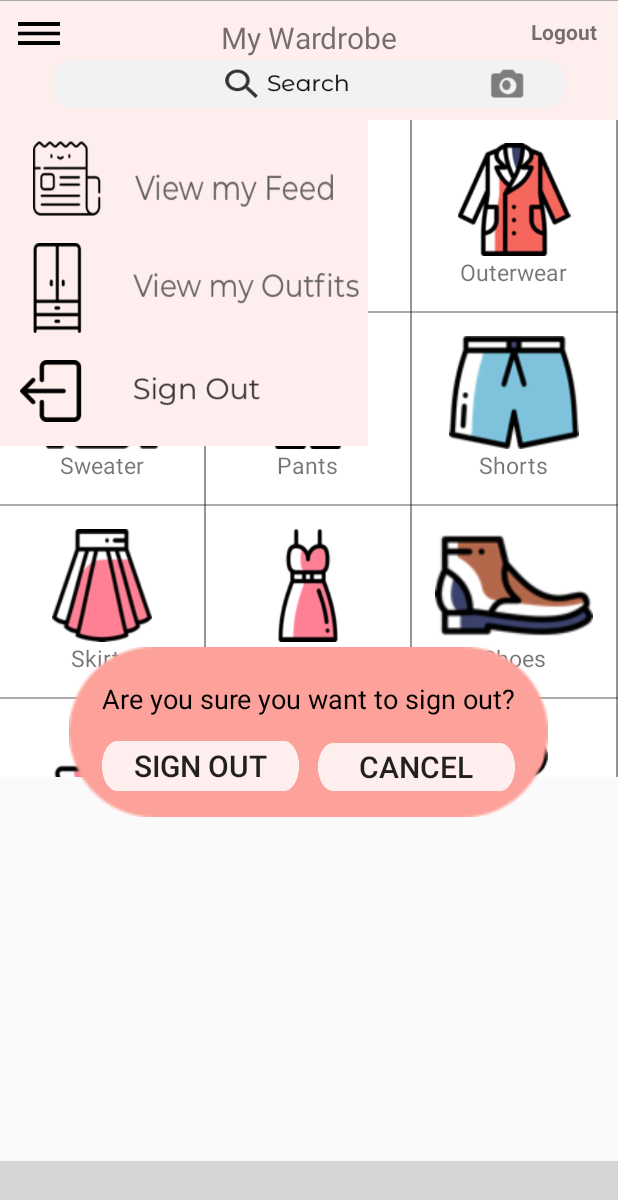
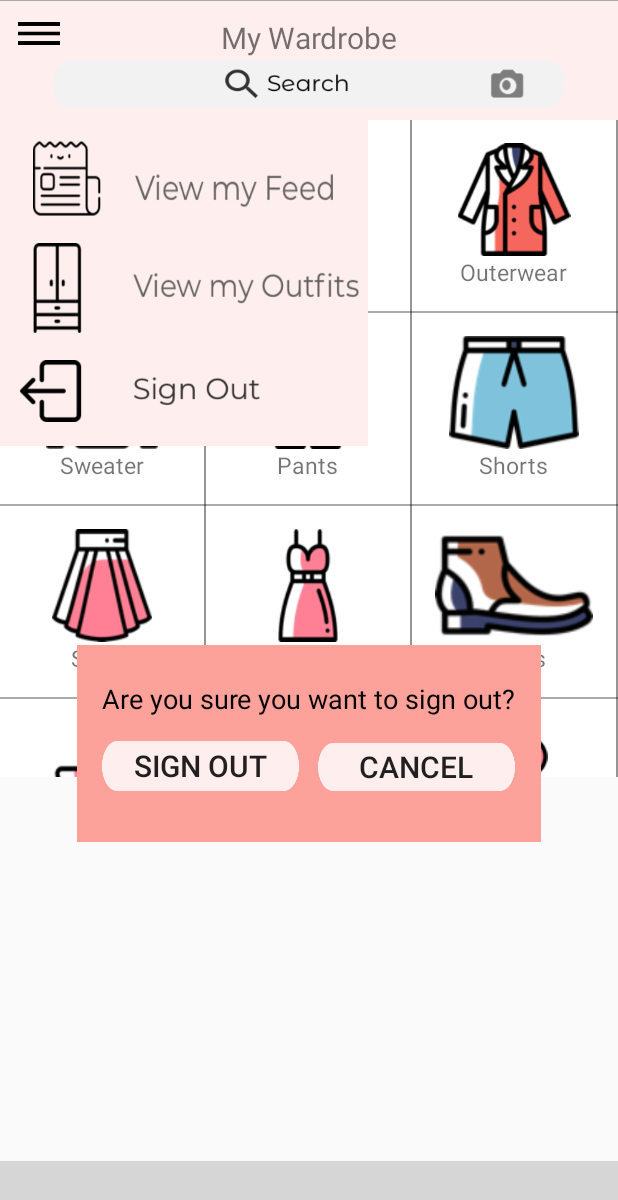
Before and after one commit to dhemutton/ReCouture, an Android app: the fragment SignOutFragment placed in its activity, after a tap on an icon or button, on a phone screen of 412 x 824 dp. Shown: the top 1200 px of the screen. Run offline under Robolectric (Android 15) with nearby library versions, the phone set to English and light mode, and no system bars; our stand-ins replace Firebase (no records; nobody signed in at launch, a user with empty details on screens opened directly), Picasso; libraries missing offline, so code that uses them is left out: com.ittianyu.bottomnavigationviewex, com.nostra13.universalimageloader; plain views replace BottomNavigationViewEx; pictures from the network do not load; 7 statements that could not run were skipped; grey boxes are pictures that could not be loaded.

```diff
--- a/app/src/main/java/com/example/recouture/HomePage/HomepageActivity.java
+++ b/app/src/main/java/com/example/recouture/HomePage/HomepageActivity.java
@@ -6,6 +6,8 @@ import android.app.FragmentTransaction;
 import android.content.Context;
 import android.graphics.Color;
 import android.support.annotation.NonNull;
+import android.support.v4.widget.DrawerLayout;
+import android.support.v7.app.ActionBarDrawerToggle;
 import android.support.v7.app.AppCompatActivity;
 import android.os.Bundle;
 import android.support.v7.widget.DividerItemDecoration;
@@ -47,7 +49,8 @@ import java.util.List;
 public class HomepageActivity extends AppCompatActivity {
     private static final String TAG = "HomeActivity";
     private static final int ACTIVITY_NUM = 0;
-
+    private DrawerLayout myDrawer;
+    private ActionBarDrawerToggle myToggle;
 
     private RecyclerView recyclerView;
     private ImageAdapter imageAdapter;
@@ -96,15 +99,6 @@ public class HomepageActivity extends AppCompatActivity {
         setupBottomNavigationView();
         initImageLoader();
 
-        TextView signOut = (TextView) findViewById(R.id.logout);
-        manager = getFragmentManager();
-        signOut.setOnClickListener(new View.OnClickListener() {
-            @Override
-            public void onClick(View v) {
-                Log.d(TAG, "onClick: navigating back to 'signout fragment'");
-                addFragmentViewSignout();
-            }
-        });
 
         ImageView navmenu = (ImageView) findViewById(R.id.navmenuicon);
         manager = getFragmentManager();
@@ -112,7 +106,8 @@ public class HomepageActivity extends AppCompatActivity {
             @Override
             public void onClick(View v) {
                 Log.d(TAG, "onClick: navigating to 'menu dropdown'");
-                addFragmentViewNav();
+                    addFragmentViewNav();
+
             }
         });
 
--- a/app/src/main/java/com/example/recouture/HomePage/NavMenuFragment.java
+++ b/app/src/main/java/com/example/recouture/HomePage/NavMenuFragment.java
@@ -1,5 +1,7 @@
 package com.example.recouture.HomePage;
 
+import android.app.FragmentManager;
+import android.app.FragmentTransaction;
 import android.content.Context;
 import android.net.Uri;
 import android.os.Bundle;
@@ -35,13 +37,49 @@ import java.net.Inet4Address;
 public class NavMenuFragment extends Fragment {
 
     private static final String TAG = "NavMenuFragment";
+    private boolean isOpen = true;
+    private FragmentManager manager;
+
 
     @Nullable
     @Override
     public View onCreateView(LayoutInflater inflater, @Nullable ViewGroup container, @Nullable Bundle savedInstanceState) {
         View view = inflater.inflate(R.layout.fragment_homepagenav, container, false);
+        Button closeNav = (Button) view.findViewById(R.id.navmenuicon);
+/*
+        if (isOpen == true) {
+            closeNav.setOnClickListener(new View.OnClickListener() {
+                @Override
+                public void onClick(View v) {
+                    Log.d(TAG, "onClick: navigating back to homepage");
+                    getActivity().getFragmentManager().beginTransaction().remove(NavMenuFragment.this).commit();
+
+                }
+            });
+
+        }
+*/
 
 
+        //SIGN OUT
+        //SIGN OUT
+        Button signOut = (Button) view.findViewById(R.id.button4);
+        manager = getFragmentManager();
+        signOut.setOnClickListener(new View.OnClickListener() {
+            @Override
+            public void onClick(View v) {
+                Log.d(TAG, "onClick: navigating back to 'signout fragment'");
+                addFragmentViewSignout();
+            }
+        });
         return view;
     }
+
+
+    private void addFragmentViewSignout() {
+        SignOutFragment fragment = new SignOutFragment();
+        FragmentTransaction fragmentTransaction = manager.beginTransaction();
+        fragmentTransaction.add(R.id.signoutfragment,fragment);
+        fragmentTransaction.commit();
+    }
 }
--- a/app/src/main/res/layout/activity_home_2.xml
+++ b/app/src/main/res/layout/activity_home_2.xml
@@ -43,16 +43,6 @@ android:layout_height="match_parent"
                 android:hint="@null"
                 android:inputType="textPersonName" />
 
-            <TextView
-                android:id="@+id/logout"
-                android:layout_width="wrap_content"
-                android:layout_height="wrap_content"
-                android:layout_alignParentEnd="true"
-                android:layout_alignTop="@+id/textView3"
-                android:layout_marginEnd="14dp"
-                android:text="Logout"
-                android:textStyle="bold" />
-
             <ImageView
                 android:id="@+id/navmenuicon"
                 android:layout_width="28dp"
@@ -92,10 +82,9 @@ android:layout_height="match_parent"
             <FrameLayout
                 android:id="@+id/signoutfragment"
                 android:layout_width="match_parent"
-                android:layout_height="200dp"
-                android:layout_alignParentStart="true"
-                android:layout_alignParentTop="true"
-                android:layout_marginTop="102dp">
+                android:layout_height="161dp"
+                android:layout_alignBottom="@+id/recyclerViewHomePage"
+                android:layout_alignParentStart="true">
 
             </FrameLayout>
 
--- a/app/src/main/res/layout/fragment_sign_out.xml
+++ b/app/src/main/res/layout/fragment_sign_out.xml
@@ -7,11 +7,11 @@
 
     <ImageView
         android:id="@+id/imageView4"
-        android:layout_width="319dp"
-        android:layout_height="116dp"
+        android:layout_width="352dp"
+        android:layout_height="131dp"
         android:layout_alignParentTop="true"
         android:layout_centerHorizontal="true"
-        app:srcCompat="@drawable/pink_rounded_button" />
+        app:srcCompat="@drawable/darkpinkrect" />
 
     <RelativeLayout
         android:layout_width="314dp"
```
Also changed, not shown: app/src/main/res/drawable/darkpinkrect.png (added).
